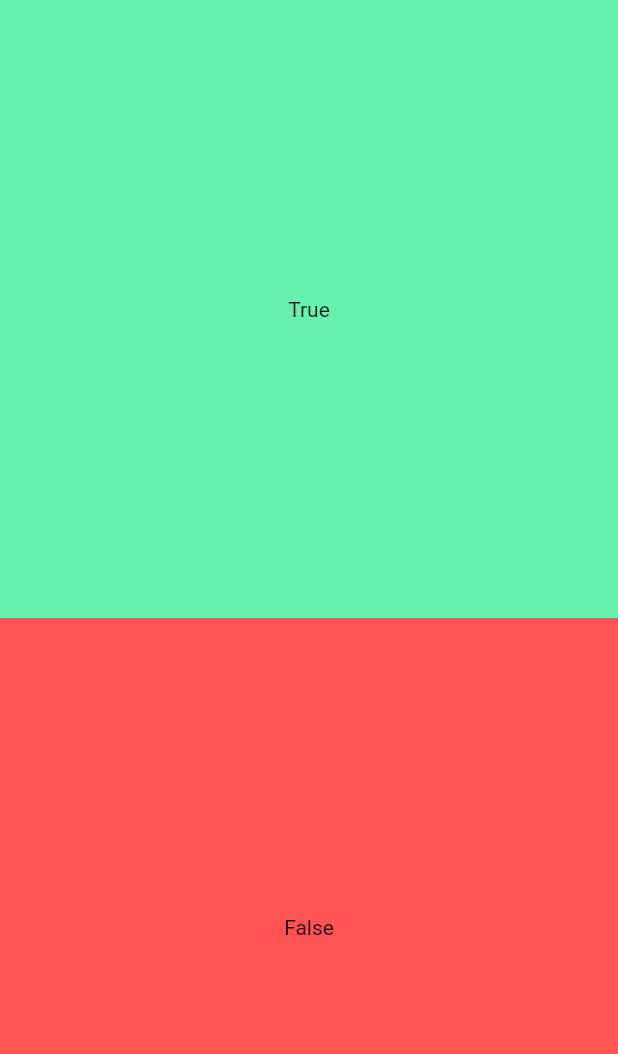
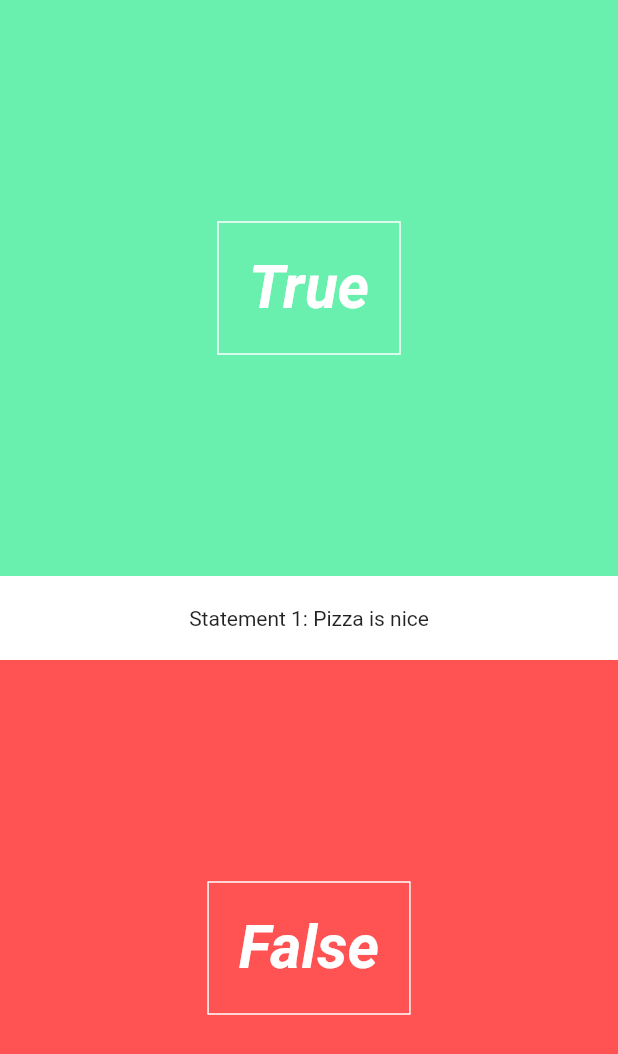
Before and after one commit to JetLightStudio/FlutterQuiz, a Flutter app: the screen it shows after launch, on a phone screen of 412 x 824 dp. Shown: the top 1054 px of the screen. Run offline on Flutter 3.47's test engine with Material 2 defaults, Android fonts, the phone set to English and light mode, and no system bars.

Commit message:
Add question text widget

```diff
--- /dev/null
+++ b/lib/UI/answer_button.dart
@@ -0,0 +1,32 @@
+import 'package:flutter/material.dart';
+
+class AnswerButton extends StatelessWidget{
+
+  bool _answer;
+  VoidCallback _onTap;
+
+  AnswerButton(this._answer,this._onTap);
+
+  @override
+  Widget build(BuildContext context) {
+     return new Expanded(
+             child: new Material(
+              color: _answer == true ? Colors.greenAccent : Colors.redAccent,
+              child: new InkWell(
+                onTap: () => _onTap(),
+                child: new Center(
+                  child: new Container(
+                    decoration: new BoxDecoration(
+                      border: new Border.all(color: Colors.white)
+                    ),
+                    padding: new EdgeInsets.all(20.0),
+                    child: new Text(_answer == true ? "True" : "False",
+                    style: new TextStyle(color: Colors.white, fontSize:  40.0, fontWeight: FontWeight.bold,fontStyle: FontStyle.italic),
+                    ) ,
+                  ),
+                ),
+              ),
+            ),
+           );
+  }
+}
--- /dev/null
+++ b/lib/UI/question_text.dart
@@ -0,0 +1,20 @@
+import 'package:flutter/material.dart';
+
+class QuestionText extends StatefulWidget{
+  QuestionTextState createState()=> new QuestionTextState();
+}
+class QuestionTextState extends State<QuestionText>{
+  @override
+  Widget build(BuildContext context) {
+    return new Material(
+             color: Colors.white,
+             child: new Padding(
+               padding: new EdgeInsets.symmetric(vertical: 20.0),
+               child: new Center(
+               child: new Text("Statement 1: Pizza is nice"),
+             ),
+             ),
+           );
+  }
+
+}
--- a/lib/pages/quiz_page.dart
+++ b/lib/pages/quiz_page.dart
@@ -1,4 +1,6 @@
 import 'package:flutter/material.dart';
+import 'package:flutter_quiz/UI/answer_button.dart';
+import 'package:flutter_quiz/UI/question_text.dart';
 
 
 class QuizPage extends StatefulWidget{
@@ -11,32 +13,9 @@ Widget build(BuildContext context) {
       children: <Widget>[
         new Column(
           children: <Widget>[
-           new Expanded(
-             child: new Material(
-              color: Colors.greenAccent,
-              child: new InkWell(
-                onTap: () => print("true"),
-                child: new Center(
-                  child: new Container(
-                    child: new Text("True"),
-                  ),
-                ),
-              ),
-            ),
-           ),
-             new Expanded(
-             child: new Material(
-              color: Colors.redAccent,
-              child: new InkWell(
-                onTap: () => print("false"),
-                child: new Center(
-                  child: new Container(
-                    child: new Text("False"),
-                  ),
-                ),
-              ),
-            ),
-           )
+           new AnswerButton(true,() => print("True")),
+           new QuestionText(),
+           new AnswerButton(false, () => print("False")),
           ],
         )
       ],
```
